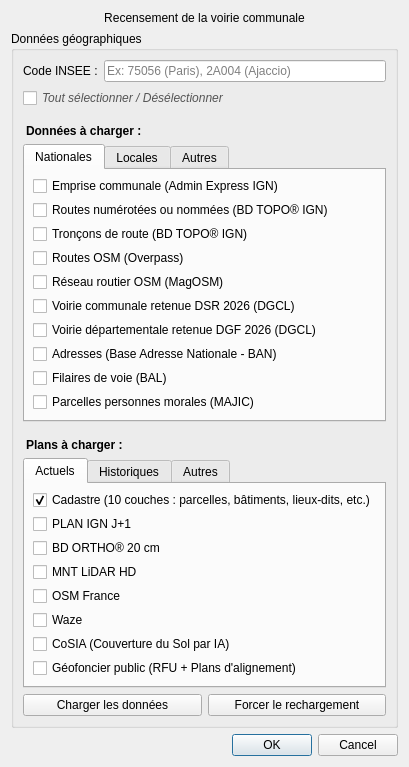
Before: the Qt Designer form voirie_communale_dialog_base.ui in Cliath/voirie_communale, drawn with Qt 5.
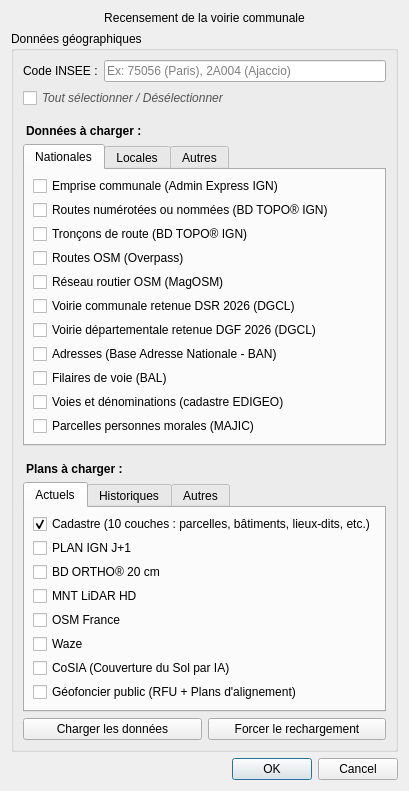
After: the same form once the commit is applied.

Patch:
```diff
--- a/voirie_communale_dialog_base.ui
+++ b/voirie_communale_dialog_base.ui
@@ -180,6 +180,16 @@
             </property>
            </widget>
           </item>
+          <item>
+           <widget class="QCheckBox" name="chkEdigeoVoies">
+            <property name="text">
+             <string>Voies et dénominations (cadastre EDIGEO)</string>
+            </property>
+            <property name="toolTip">
+             <string>Charge les voies et points de dénomination du plan cadastral vecteur (toutes sections), avec le nom complet reconstitué&#10;Licence Ouverte 2.0 (Etalab) — © DGFiP</string>
+            </property>
+           </widget>
+          </item>
           <item>
            <widget class="QCheckBox" name="chkMajic">
             <property name="text">
```
